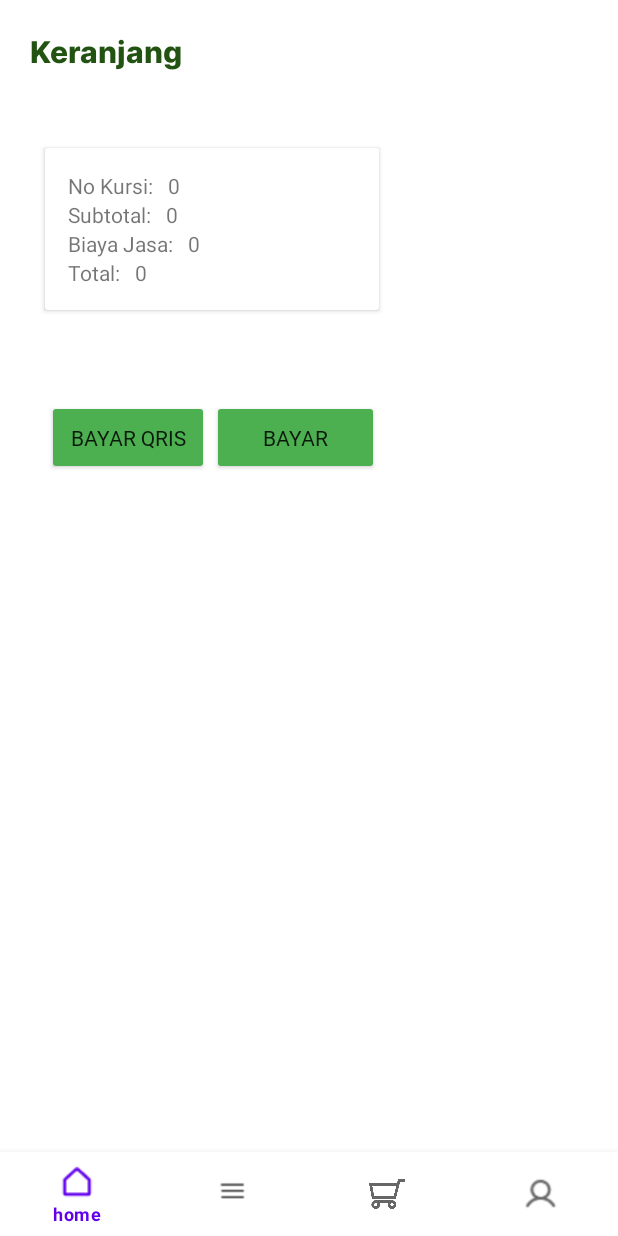
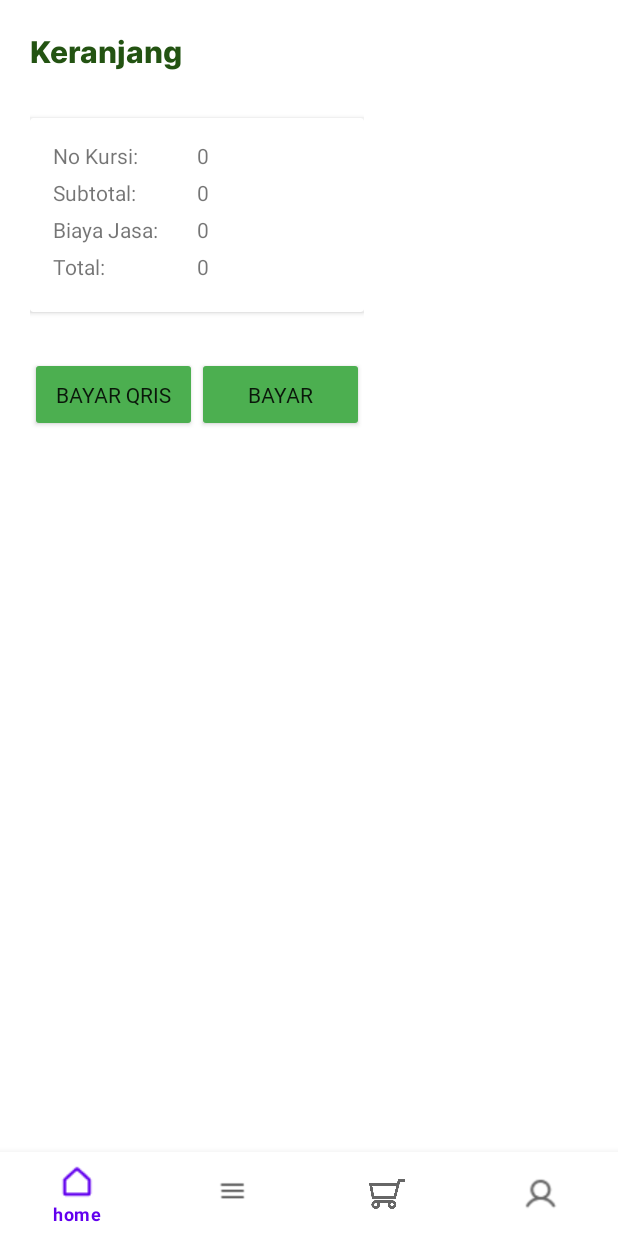
Before and after one commit to IamFirdaus1/eaterly, an Android app: the fragment Cart placed in its activity, on a phone screen of 412 x 824 dp. Run offline under Robolectric (Android 15) with nearby library versions, the phone set to English and light mode, and no system bars; our stand-ins replace Firebase (no records; nobody signed in at launch, a user with empty details on screens opened directly), Room's generated code; libraries missing offline, so code that uses them is left out: com.midtrans.sdk; pictures from the network do not load.

Commit message:
change logs 1.85 by firdaus -gatau udh update apa

```diff
--- a/app/src/main/java/com/dausinvestama/eaterly/adapter/CartAdapter.kt
+++ b/app/src/main/java/com/dausinvestama/eaterly/adapter/CartAdapter.kt
@@ -18,6 +18,7 @@ import com.dausinvestama.eaterly.data.CartOrderData
 import com.dausinvestama.eaterly.database.CartDb
 import com.dausinvestama.eaterly.database.CartItemDb
 
+
 class CartAdapter(var contex: Context?, var cartData: ArrayList<CartDb>)
     :RecyclerView.Adapter<CartAdapter.myHolder>(){
 
@@ -31,6 +32,8 @@ class CartAdapter(var contex: Context?, var cartData: ArrayList<CartDb>)
         val nama_kantin: TextView = itemView.findViewById(R.id.namakantincart)
         val recylercart: RecyclerView = itemView.findViewById(R.id.recylercart)
     }
+
+
 
     override fun onCreateViewHolder(parent: ViewGroup, viewType: Int): myHolder {
         val view = LayoutInflater
@@ -54,6 +57,8 @@ class CartAdapter(var contex: Context?, var cartData: ArrayList<CartDb>)
             Log.d(TAG, "onBindViewHolder: elsejalan" + ct.id_kantins)
 
             getData(ct.id_kantins!!)
+
+
             var cartOrder = CartOrderAdapter(contex, arraycartorder)
 
             holder.recylercart.setHasFixedSize(true)
--- a/app/src/main/java/com/dausinvestama/eaterly/adapter/CartOrderAdapter.kt
+++ b/app/src/main/java/com/dausinvestama/eaterly/adapter/CartOrderAdapter.kt
@@ -14,7 +14,6 @@ import com.dausinvestama.eaterly.CartDatabase
 import com.dausinvestama.eaterly.R
 import com.dausinvestama.eaterly.database.CartDb
 import com.dausinvestama.eaterly.database.CartItemDb
-import com.dausinvestama.eaterly.fragment.Cart
 import com.google.firebase.firestore.FirebaseFirestore
 
 class CartOrderAdapter(var context: Context?, var cartOrderData: MutableList<CartItemDb>?)
@@ -64,12 +63,41 @@ class CartOrderAdapter(var context: Context?, var cartOrderData: MutableList<Car
             val cartItemDao = localdb.cartDao()
             cartItemDao.deleteid(ct)
             cartOrderData!!.clear()
+            updateData(localdb.cartDao().getBymakanan(ct.id_makanan).toMutableList())
             getData(ct.id_kantin)
             notifyItemChanged(position)
         }
 
+        holder.butontambah.setOnClickListener {
+            localdb = AppDatabase.getInstance(context!!)
+            val cartItemDao = localdb.cartDao()
+            cartItemDao.incrementJumlah(ct.id_makanan)
+            updateData(localdb.cartDao().getBymakanan(ct.id_makanan).toMutableList())
+
+        }
+
+        holder.butonkurang.setOnClickListener {
+            localdb = AppDatabase.getInstance(context!!)
+            val cartItemDao = localdb.cartDao()
+            cartItemDao.decrementJumlah(ct.id_makanan)
+            updateData(localdb.cartDao().getBymakanan(ct.id_makanan).toMutableList())
+        }
+
+        /* cartItemViewModel = ViewModelProvider(this).get(cartItemViewModel::class.java)
+
+        cartItemViewModel.allCartItems.observe(this, Observer { cartItems ->
+            // Update the cached copy of the cart items in the adapter.
+            cartOrderAdapter.setCartItems(cartItems)
+        }) */
+
 
     }
+
+    fun updateData(newData: MutableList<CartItemDb>?) {
+        cartOrderData = newData
+        notifyDataSetChanged()
+    }
+
 
     fun getData(position: Int){
         Cartlocaldb = CartDatabase.getInstance(context!!)
--- a/app/src/main/java/com/dausinvestama/eaterly/adapter/LokasiAdapter.kt
+++ b/app/src/main/java/com/dausinvestama/eaterly/adapter/LokasiAdapter.kt
@@ -43,6 +43,7 @@ class LokasiAdapter(var context: Context, var lokasi: ArrayList<String>)
             pre = SharedPreferences(context)
             var getlks = lokasi[position]
             pre.location = getlks
+            pre.nomor_meja = 0
             var localsdb: AppDatabase = AppDatabase.getInstance(context)
             var localdb: CartDatabase = CartDatabase.getInstance(context)
             localdb.outerCartDao().delete()
--- /dev/null
+++ b/app/src/main/java/com/dausinvestama/eaterly/config/SdkConfig.kt
@@ -0,0 +1,8 @@
+package com.dausinvestama.eaterly.config
+
+object SdkConfig {
+
+    const val MERCHANT_CLIENT_KEY ="SB-Mid-client-tS9N_29dDWF2U7zv"
+    const val MERCHANT_BASE_CHECKOUT_URL =
+        "https://promo-engine-sample-server.herokuapp.com/"
+}
--- a/app/src/main/java/com/dausinvestama/eaterly/database/CartItemDAO.kt
+++ b/app/src/main/java/com/dausinvestama/eaterly/database/CartItemDAO.kt
@@ -1,5 +1,6 @@
 package com.dausinvestama.eaterly.database
 
+import androidx.lifecycle.LiveData
 import androidx.room.*
 import com.google.firebase.firestore.auth.User
 
@@ -17,6 +18,12 @@ interface CartItemDAO {
     @Update
     fun UpdateOrder(id_makanan: CartItemDb)
 
+    @Query("UPDATE cartitemdb SET jumlah = jumlah + 1 WHERE id_makanan = (:id_makanan)")
+    fun incrementJumlah(id_makanan: Int)
+
+    @Query("UPDATE cartitemdb SET jumlah = jumlah - 1 WHERE id_makanan = (:id_makanan)")
+    fun decrementJumlah(id_makanan: Int)
+
     @Query("SELECT * FROM cartitemdb WHERE id_kantin IN (:id_kantins)")
     fun loadAllByIds(id_kantins: Int) : List<CartItemDb>
 
--- a/app/src/main/java/com/dausinvestama/eaterly/fragment/Cart.kt
+++ b/app/src/main/java/com/dausinvestama/eaterly/fragment/Cart.kt
@@ -17,6 +17,8 @@ import com.dausinvestama.eaterly.database.CartItemDb
 import com.dausinvestama.eaterly.databinding.FragmentCartBinding
 import com.dausinvestama.eaterly.databinding.FragmentHomeBinding
 import com.dausinvestama.eaterly.utils.SharedPreferences
+import com.midtrans.sdk.uikit.api.model.CustomColorTheme
+import com.midtrans.sdk.uikit.external.UiKitApi
 
 class Cart : Fragment() {
 
@@ -32,10 +34,7 @@ class Cart : Fragment() {
 
     lateinit var pre: SharedPreferences
 
-    override fun onCreate(savedInstanceState: Bundle?) {
-        super.onCreate(savedInstanceState)
 
-    }
 
     override fun onCreateView(
         inflater: LayoutInflater, container: ViewGroup?,
@@ -60,6 +59,16 @@ class Cart : Fragment() {
         initcart(binding.root)
 
         return binding.root
+    }
+
+    private fun initmidtrans() {
+        UiKitApi.Builder()
+            .withMerchantClientKey("Mid-client-JhBFk4qvSkRkQyNi") // client_key is mandatory
+            .withContext(requireContext()) // context is mandatory
+            .withMerchantUrl("https://merchant-url-sandbox.com/") // set transaction finish callback (sdk callback)
+            .enableLog(true) // enable sdk log (optional)
+            .withColorTheme(CustomColorTheme("#FFE51255", "#B61548", "#FFE51255")) // set theme. it will replace theme on snap theme on MAP ( optional)
+            .build()
     }
 
     private fun initcart(view: View) {
--- a/app/src/main/java/com/dausinvestama/eaterly/pages/DetailedCategory.kt
+++ b/app/src/main/java/com/dausinvestama/eaterly/pages/DetailedCategory.kt
@@ -122,7 +122,7 @@ class DetailedCategory : AppCompatActivity() {
                                     localdb = AppDatabase.getInstance(applicationContext)
                                     cartlocaldb = CartDatabase.getInstance(applicationContext)
 
-                                    detailMakananAdapter.onItemClick = {it
+                                    detailMakananAdapter.onItemClick = { it
 
 
                                         if (it.namakantin.toString().isNotEmpty() && it.idkantin.toString().isNotEmpty()){
--- a/app/src/main/res/layout/fragment_cart.xml
+++ b/app/src/main/res/layout/fragment_cart.xml
@@ -1,11 +1,10 @@
 <?xml version="1.0" encoding="utf-8"?>
 <FrameLayout xmlns:android="http://schemas.android.com/apk/res/android"
     xmlns:tools="http://schemas.android.com/tools"
+    xmlns:app="http://schemas.android.com/apk/res-auto"
     android:layout_width="match_parent"
     android:layout_height="wrap_content"
-    tools:context=".fragment.Cart"
-    xmlns:app="http://schemas.android.com/apk/res-auto">
-
+    tools:context=".fragment.Cart">
 
     <ScrollView
         android:layout_width="match_parent"
@@ -14,35 +13,17 @@
         <LinearLayout
             android:layout_width="match_parent"
             android:layout_height="wrap_content"
-                android:orientation="vertical">
-
-                <LinearLayout
-                    android:layout_width="match_parent"
-                    android:layout_height="wrap_content"
-                    android:orientation="vertical">
-
-
-
-                    <LinearLayout
-
-                        android:layout_width="wrap_content"
-                        android:layout_height="wrap_content"
-                        android:orientation="horizontal">
+            android:orientation="vertical"
+            android:padding="20dp"
+            android:gravity="center">
 
             <TextView
-                            android:layout_margin="20dp"
-                            android:layout_width="wrap_content"
+                android:layout_width="match_parent"
                 android:layout_height="wrap_content"
                 android:fontFamily="@font/interextrabolds"
                 android:text="Keranjang "
                 android:textColor="@color/dark_green"
                 android:textSize="20dp" />
-
-
-                    </LinearLayout>
-
-
-                </LinearLayout>
 
             <androidx.recyclerview.widget.RecyclerView
                 android:id="@+id/cartlist"
@@ -51,146 +32,92 @@
                 android:orientation="horizontal" />
 
             <androidx.cardview.widget.CardView
-                    android:layout_margin="30dp"
+                android:layout_marginTop="30dp"
                 android:layout_width="match_parent"
-                    android:layout_height="match_parent">
-
-                    <androidx.appcompat.widget.LinearLayoutCompat
-                        android:orientation="vertical"
-                        android:padding="15dp"
-                        android:layout_width="wrap_content"
                 android:layout_height="wrap_content">
 
                 <LinearLayout
                     android:orientation="horizontal"
-                            android:layout_width="wrap_content"
+                    android:padding="15dp"
+                    android:layout_width="match_parent"
                     android:layout_height="wrap_content">
 
-                            <TextView
-                                android:text="No Kursi:"
-                                android:layout_width="match_parent"
-                                android:layout_height="match_parent"/>
+                    <LinearLayout
+                        android:orientation="vertical"
+                        android:layout_width="0dp"
+                        android:layout_height="wrap_content"
+                        android:layout_weight="1">
 
                         <TextView
-                                android:id="@+id/nokursi"
-                                android:layout_marginLeft="10dp"
-                                android:text="20"
-                                android:layout_width="match_parent"
-                                android:layout_height="match_parent"/>
+                            style="@style/InfoTextView"
+                            android:text="No Kursi:" />
+
+                        <TextView
+                            style="@style/InfoTextView"
+                            android:text="Subtotal:" />
+
+                        <TextView
+                            style="@style/InfoTextView"
+                            android:text="Biaya Jasa:" />
+
+                        <TextView
+                            style="@style/InfoTextView"
+                            android:text="Total:" />
 
                     </LinearLayout>
 
                     <LinearLayout
-                            android:orientation="horizontal"
-                            android:layout_width="wrap_content"
-                            android:layout_height="wrap_content">
+                        android:orientation="vertical"
+                        android:layout_width="0dp"
+                        android:layout_height="wrap_content"
+                        android:layout_weight="1">
 
                         <TextView
-                                android:text="Subtotal:"
-                                android:layout_width="match_parent"
-                                android:layout_height="match_parent"/>
+                            android:id="@+id/nokursi"
+                            style="@style/InfoTextView"
+                            android:text="20" />
 
                         <TextView
                             android:id="@+id/subtotal"
-                                android:layout_marginLeft="10dp"
-                                android:text="Rp 200,000"
-                                android:layout_width="match_parent"
-                                android:layout_height="match_parent"/>
+                            style="@style/InfoTextView"
+                            android:text="Rp 200,000" />
+
+                        <TextView
+                            android:id="@+id/biayajasa"
+                            style="@style/InfoTextView"
+                            android:text="Rp 10,000" />
+
+                        <TextView
+                            android:id="@+id/biayatotal"
+                            style="@style/InfoTextView"
+                            android:text="Rp 210,000" />
 
                     </LinearLayout>
 
-
-                        <LinearLayout
-                            android:orientation="horizontal"
-                            android:layout_width="wrap_content"
-                            android:layout_height="wrap_content">
-
-                            <TextView
-                                android:text="Biaya Jasa:"
-                                android:layout_width="match_parent"
-                                android:layout_height="match_parent"/>
-
-                            <TextView
-                                android:id="@+id/biayajasa"
-                                android:layout_marginLeft="10dp"
-                                android:text="Rp 10,000"
-                                android:layout_width="match_parent"
-                                android:layout_height="match_parent"/>
-
                 </LinearLayout>
-
-                        <LinearLayout
-                            android:orientation="horizontal"
-                            android:layout_width="wrap_content"
-                            android:layout_height="wrap_content">
-
-                            <TextView
-                                android:text="Total:"
-                                android:layout_width="match_parent"
-                                android:layout_height="match_parent"/>
-
-                            <TextView
-                                android:id="@+id/biayatotal"
-                                android:layout_marginLeft="10dp"
-                                android:text="Rp 210,000"
-                                android:layout_width="match_parent"
-                                android:layout_height="match_parent"/>
-
-                        </LinearLayout>
-
-
-                    </androidx.appcompat.widget.LinearLayoutCompat>
 
             </androidx.cardview.widget.CardView>
 
-
-                <androidx.appcompat.widget.LinearLayoutCompat
-                    android:weightSum="100"
-                    android:layout_margin="30dp"
+            <LinearLayout
                 android:layout_width="match_parent"
-                    android:layout_height="wrap_content">
-
-                    <androidx.appcompat.widget.LinearLayoutCompat
-                        android:gravity="center"
-                        android:layout_weight="50"
-                        android:layout_width="match_parent"
-                        android:layout_height="match_parent">
+                android:layout_height="wrap_content"
+                android:orientation="horizontal"
+                android:layout_marginTop="30dp">
 
                 <androidx.appcompat.widget.AppCompatButton
-                            android:fontFamily="@font/inter"
-                            android:padding="15dp"
-                            android:text="Bayar QRIS"
-                            android:backgroundTint="@color/green"
-                            android:layout_width="wrap_content"
-                            android:layout_height="wrap_content"/>
-
-                    </androidx.appcompat.widget.LinearLayoutCompat>
-
-                    <androidx.appcompat.widget.LinearLayoutCompat
-                        android:gravity="center"
-                        android:layout_weight="50"
-                        android:layout_width="match_parent"
-                        android:layout_height="match_parent">
+                    android:id="@+id/bayarqris"
+                    style="@style/CustomButton"
+                    android:text="Bayar QRIS" />
 
                 <androidx.appcompat.widget.AppCompatButton
-                            android:fontFamily="@font/inter"
-                            android:padding="15dp"
-                            android:text="Bayar Cash"
-                            android:backgroundTint="@color/green"
-                            android:layout_width="wrap_content"
-                            android:layout_height="wrap_content"/>
+                    android:id="@+id/bayarcash"
+                    style="@style/CustomButton"
+                    android:text="Bayar Cash" />
 
-                    </androidx.appcompat.widget.LinearLayoutCompat>
-
-
-
-
-                </androidx.appcompat.widget.LinearLayoutCompat>
+            </LinearLayout>
 
         </LinearLayout>
 
     </ScrollView>
 
-
-
 </FrameLayout>
--- /dev/null
+++ b/app/src/main/res/values/styles.xml
@@ -0,0 +1,17 @@
+<resources>
+    <style name="InfoTextView">
+        <item name="android:layout_width">match_parent</item>
+        <item name="android:layout_height">wrap_content</item>
+        <item name="android:layout_marginBottom">5dp</item>
+    </style>
+
+    <style name="CustomButton">
+        <item name="android:layout_width">0dp</item>
+        <item name="android:layout_height">wrap_content</item>
+        <item name="android:layout_weight">1</item>
+        <item name="android:padding">15dp</item>
+        <item name="android:fontFamily">@font/inter</item>
+        <item name="android:backgroundTint">@color/green</item>
+        <item name="android:gravity">center</item>
+    </style>
+</resources>
--- a/build.gradle
+++ b/build.gradle
@@ -3,6 +3,7 @@ buildscript {
     repositories {
         google()  // Google's Maven repository
         mavenCentral()  // Maven Central repository
+        maven { url "https://jitpack.io" }
     }
     dependencies {
         classpath 'com.google.gms:google-services:4.3.15'
--- a/settings.gradle
+++ b/settings.gradle
@@ -11,6 +11,8 @@ dependencyResolutionManagement {
         google()
         mavenCentral()
         maven { url 'https://jitpack.io' }
+        maven { url "https://dl.bintray.com/pt-midtrans/maven" }
+
     }
 }
 rootProject.name = "Eaterly"
```
Also changed, not shown: app/build.gradle (+9 -0 lines), app/src/main/java/com/dausinvestama/eaterly/database/CartItemDb.kt (indentation only), 2 other files. Lines whose indentation alone changed are shown as unchanged.
